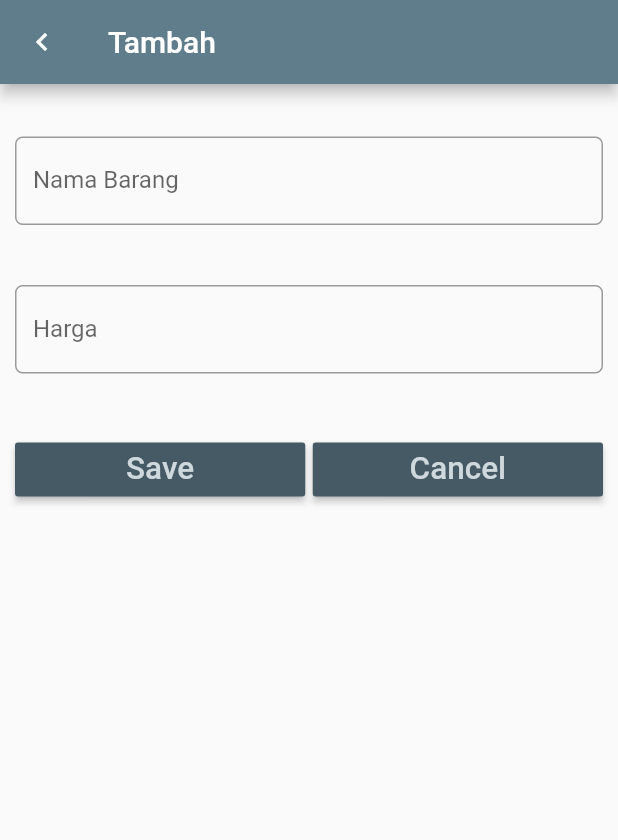
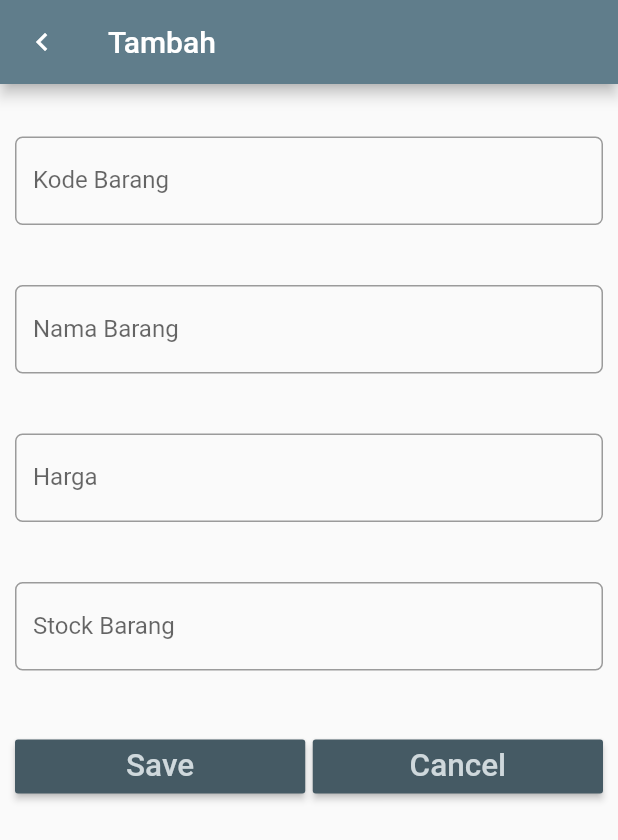
Before and after one commit to tria21/polinema_mobile_flutter_tugas7, a Flutter app: the screen it shows after launch, after a tap on "Tambah Item", on a phone screen of 412 x 824 dp. Shown: the top 840 px of the screen. Run offline on Flutter 3.47's test engine with Material 2 defaults, Android fonts, the phone set to English and light mode, and no system bars; our stand-ins replace sqflite; accounts and stored records are empty.

Commit message:
menambah stock dan kode

```diff
--- a/lib/dbhelper.dart
+++ b/lib/dbhelper.dart
@@ -22,7 +22,9 @@ class DbHelper {
     CREATE TABLE item (
     id INTEGER PRIMARY KEY AUTOINCREMENT,
     name TEXT,
-    price INTEGER
+    kode TEXT,
+    price INTEGER,
+    stock INTEGER
     )
  ''');
   }
--- a/lib/entryform.dart
+++ b/lib/entryform.dart
@@ -14,12 +14,16 @@ class EntryFormState extends State<EntryForm> {
   EntryFormState(this.item);
   TextEditingController nameController = TextEditingController();
   TextEditingController priceController = TextEditingController();
+  TextEditingController kodeController = TextEditingController(); //menambah controller kode
+  TextEditingController stockController = TextEditingController(); //menambah stock controller
   @override
   Widget build(BuildContext context) {
 //kondisi
     if (item != null) {
       nameController.text = item.name;
       priceController.text = item.price.toString();
+      kodeController.text = item.kode; //menambah kondisi kode
+      stockController.text = item.stock.toString(); //menambah kondisi stock
     }
 //rubah
     return Scaffold(
@@ -31,6 +35,23 @@ class EntryFormState extends State<EntryForm> {
           padding: EdgeInsets.only(top: 15.0, left: 10.0, right: 10.0),
           child: ListView(
             children: <Widget>[
+//kode
+              Padding(
+                padding: EdgeInsets.only(top: 20.0, bottom: 20.0),
+                child: TextField(
+                  controller: kodeController,
+                  keyboardType: TextInputType.text,
+                  decoration: InputDecoration(
+                    labelText: 'Kode Barang',
+                    border: OutlineInputBorder(
+                      borderRadius: BorderRadius.circular(5.0),
+                    ),
+                  ),
+                  onChanged: (value) {
+//
+                  },
+                ),
+              ),
 // nama
               Padding(
                 padding: EdgeInsets.only(top: 20.0, bottom: 20.0),
@@ -65,12 +86,29 @@ class EntryFormState extends State<EntryForm> {
                   },
                 ),
               ),
-// tombol button
+//stock
+              Padding(
+                padding: EdgeInsets.only(top: 20.0, bottom: 20.0),
+                child: TextField(
+                  controller: stockController,
+                  keyboardType: TextInputType.text,
+                  decoration: InputDecoration(
+                    labelText: 'Stock Barang',
+                    border: OutlineInputBorder(
+                      borderRadius: BorderRadius.circular(5.0),
+                    ),
+                  ),
+                  onChanged: (value) {
+//
+                  },
+                ),
+              ),
+            // tombol button
               Padding(
                 padding: EdgeInsets.only(top: 20.0, bottom: 20.0),
                 child: Row(
                   children: <Widget>[
-// tombol simpan
+                // tombol simpan
                     Expanded(
                       child: RaisedButton(
                         color: Theme.of(context).primaryColorDark,
@@ -81,15 +119,20 @@ class EntryFormState extends State<EntryForm> {
                         ),
                         onPressed: () {
                           if (item == null) {
-// tambah data
-                            item = Item(nameController.text,
-                                int.parse(priceController.text));
+                    // tambah data
+                            item = Item(
+                                nameController.text,
+                                kodeController.text,
+                                int.parse(priceController.text),
+                                int.parse(stockController.text));
                           } else {
 // ubah data
                             item.name = nameController.text;
+                            item.kode = kodeController.text;
                             item.price = int.parse(priceController.text);
+                            item.stock = int.parse(stockController.text);
                           }
-// kembali ke layar sebelumnya dengan membawa objek item
+                          // kembali ke layar sebelumnya dengan membawa objek item
                           Navigator.pop(context, item);
                         },
                       ),
--- a/lib/item.dart
+++ b/lib/item.dart
@@ -2,6 +2,8 @@ class Item {
   int _id;
   String _name;
   int _price;
+  String _kode; //menambah variabel kode dan stock
+  int _stock;
 
   //membuat setter getter
   int get id => _id;
@@ -12,22 +14,32 @@ class Item {
   get price => this._price;
   set price(value) => this._price = value;
 
+  String get kode => this._kode; //menambah setter getter kode
+  set kode(String value) => this._kode = value;
+
+  get stock => this._stock; //menambah setter getter stock
+  set stock(value) => this._stock = value;
+
   //konstruktor versi 1
-  Item(this._name, this._price);
+  Item(this._kode, this._name, this._price, this._stock); //menambah konstruktor kode & stock
 
   //konstruktor versi 2 : konversi dari Map ke Item
   Item.fromMap(Map<String, dynamic>map) {
     this._id = map['id'];
+    this._kode = map['kode']; //menambah konstruktor kode
     this._name = map['name'];
     this._price = map['price'];
+    this._stock = map['stock']; //menambah konstruktor stock
   }
 
   //konversi item ke map
   Map<String, dynamic> toMap(){
     Map<String, dynamic> map = Map<String, dynamic>();
     map['id'] = this._id;
+    map['kode'] = kode; //menambah konversi kode
     map['name'] = name;
     map['price'] = price;
+    map['stock'] = stock; //menambah konversi stock
     return map;
   }
 }
```
